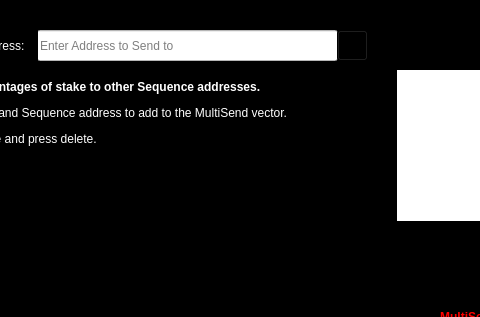
First picture: the form in src/qt/forms/multisenddialog.ui, repository duality-solutions/Sequence, before the edit; both pictures show x 203 to 683 and y 0 to 317 of the 1067 by 317 pixel window.
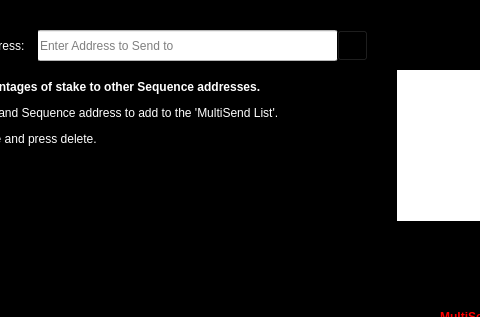
Second picture: the form after the edit. Icons and pictures are not drawn.

Commit message: Change Vector to List for normal people

Patch:
```diff
--- a/src/qt/forms/multisenddialog.ui
+++ b/src/qt/forms/multisenddialog.ui
@@ -76,7 +76,7 @@
     <number>1</number>
    </property>
    <property name="text">
-    <string>&lt;html&gt;&lt;head/&gt;&lt;body&gt;&lt;p&gt;&lt;span style=&quot; font-weight:600;&quot;&gt;MultiSend allows sending percentages of stake to other Sequence addresses.&lt;/span&gt;&lt;/p&gt;&lt;p&gt;&lt;span style=&quot; font-weight:600;&quot;&gt;To Add: &lt;/span&gt;Enter percentage to give and Sequence address to add to the MultiSend vector. &lt;/p&gt;&lt;p&gt;&lt;span style=&quot; font-weight:600;&quot;&gt;To Delete: &lt;/span&gt;Enter address to delete and press delete.&lt;/p&gt;&lt;/body&gt;&lt;/html&gt;</string>
+    <string>&lt;html&gt;&lt;head/&gt;&lt;body&gt;&lt;p&gt;&lt;span style=&quot; font-weight:600;&quot;&gt;MultiSend allows sending percentages of stake to other Sequence addresses.&lt;/span&gt;&lt;/p&gt;&lt;p&gt;&lt;span style=&quot; font-weight:600;&quot;&gt;To Add: &lt;/span&gt;Enter percentage to give and Sequence address to add to the 'MultiSend List'. &lt;/p&gt;&lt;p&gt;&lt;span style=&quot; font-weight:600;&quot;&gt;To Delete: &lt;/span&gt;Enter address to delete and press delete.&lt;/p&gt;&lt;/body&gt;&lt;/html&gt;</string>
    </property>
    <property name="alignment">
     <set>Qt::AlignLeading|Qt::AlignLeft|Qt::AlignTop</set>
```
Left out of the diff: 6 changed lines with no effect on the pictures.
